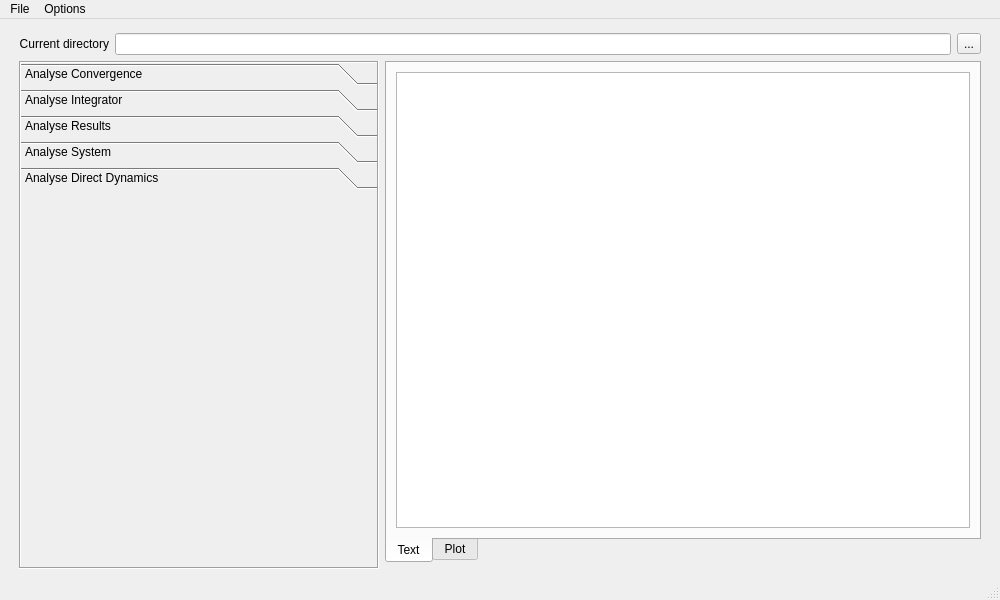
Before: the Qt Designer form source/analyse/gui_files/gui_analysis/ui_analysis.ui in wenzhaojia2000/msc-trajectory-analysis, drawn with Qt 5.
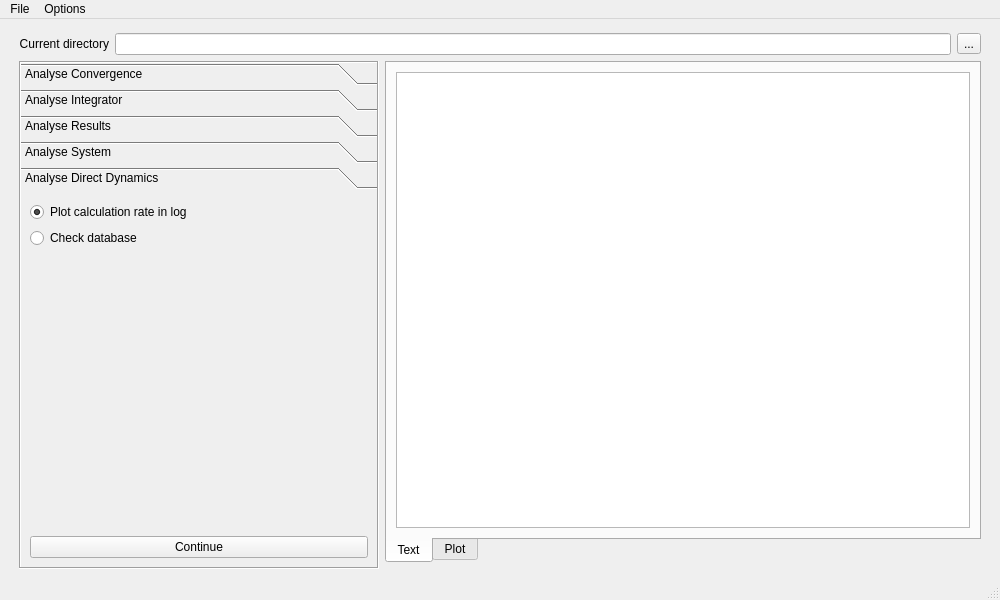
After: the same form once the commit is applied. The open tabs and pages were chosen to show the change. Custom widgets are drawn as their Qt base class.

Commit message: Add analysis_system.py and implement calcrate

What changed in the file:
```diff
--- a/source/analyse/gui_files/gui_analysis/ui_analysis.ui
+++ b/source/analyse/gui_files/gui_analysis/ui_analysis.ui
@@ -693,6 +693,52 @@
          <attribute name="label">
           <string>Analyse Direct Dynamics</string>
          </attribute>
+         <layout class="QVBoxLayout" name="verticalLayout_9">
+          <item>
+           <layout class="QVBoxLayout" name="analdd_layout">
+            <item>
+             <widget class="QRadioButton" name="analdd_1">
+              <property name="statusTip">
+               <string>Reads ./log and plots the number of direct dynamics calculations per timestep.</string>
+              </property>
+              <property name="text">
+               <string>Plot calculation rate in log</string>
+              </property>
+              <property name="checked">
+               <bool>true</bool>
+              </property>
+             </widget>
+            </item>
+            <item>
+             <widget class="QRadioButton" name="analdd_2">
+              <property name="text">
+               <string>Check database</string>
+              </property>
+             </widget>
+            </item>
+           </layout>
+          </item>
+          <item>
+           <spacer name="analdd_vspacer">
+            <property name="orientation">
+             <enum>Qt::Vertical</enum>
+            </property>
+            <property name="sizeHint" stdset="0">
+             <size>
+              <width>20</width>
+              <height>259</height>
+             </size>
+            </property>
+           </spacer>
+          </item>
+          <item>
+           <widget class="QPushButton" name="analdd_push">
+            <property name="text">
+             <string>Continue</string>
+            </property>
+           </widget>
+          </item>
+         </layout>
         </widget>
        </widget>
       </item>
```
Left out of the diff: 12 changed lines with no effect on the pictures. The commit also changes 3 other files.
